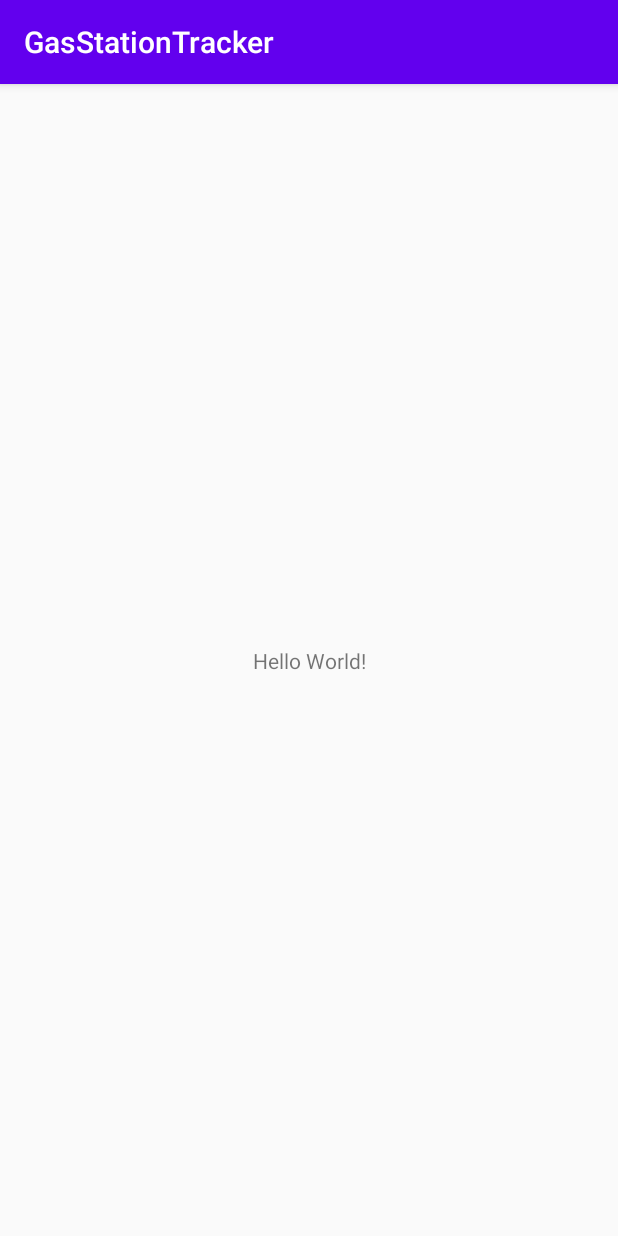
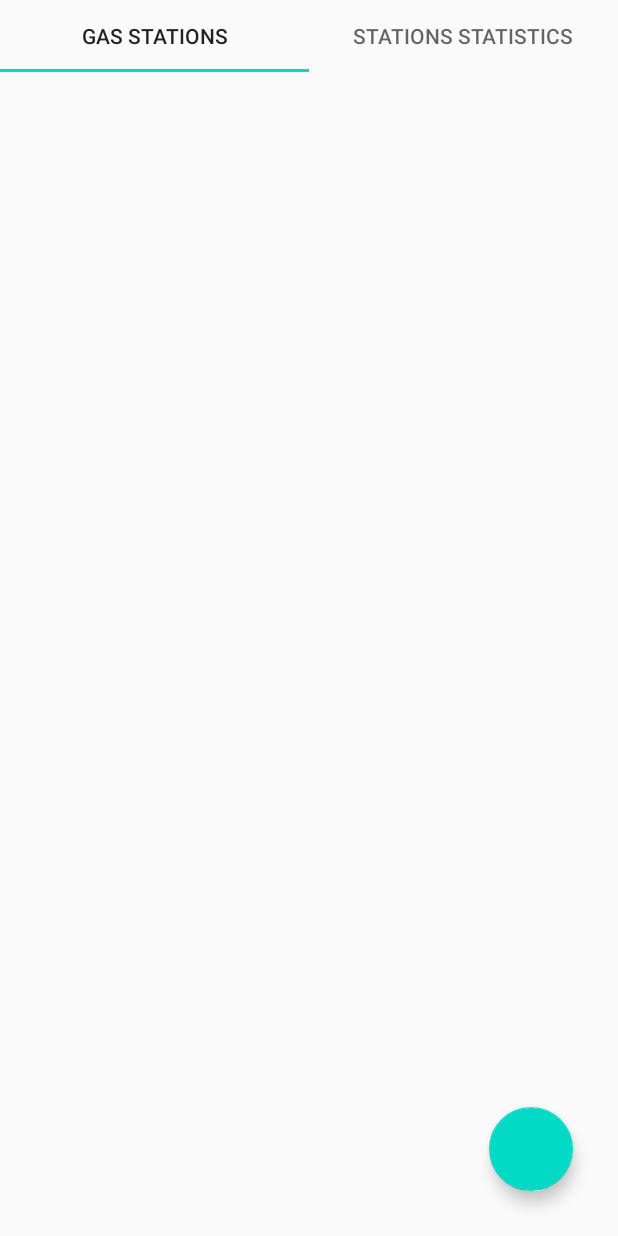
Before and after one commit to aengussong/GasStationTracker, an Android app: the screen it shows after launch (MainActivity), on a phone screen of 412 x 824 dp. Run offline under Robolectric (Android 15) with nearby library versions, the phone set to English and light mode, and no system bars.

Commit message:
add base ui

```diff
--- a/app/src/main/AndroidManifest.xml
+++ b/app/src/main/AndroidManifest.xml
@@ -9,7 +9,7 @@
         android:roundIcon="@mipmap/ic_launcher_round"
         android:supportsRtl="true"
         android:theme="@style/AppTheme">
-        <activity android:name=".MainActivity">
+        <activity android:name=".ui.main.MainActivity">
             <intent-filter>
                 <action android:name="android.intent.action.MAIN" />
 
--- a/app/src/main/java/com/aengussong/gasstationtracker/MainActivity.kt
+++ /dev/null
@@ -1,11 +0,0 @@
-package com.aengussong.gasstationtracker
-
-import androidx.appcompat.app.AppCompatActivity
-import android.os.Bundle
-
-class MainActivity : AppCompatActivity() {
-    override fun onCreate(savedInstanceState: Bundle?) {
-        super.onCreate(savedInstanceState)
-        setContentView(R.layout.activity_main)
-    }
-}
--- /dev/null
+++ b/app/src/main/java/com/aengussong/gasstationtracker/ui/main/MainActivity.kt
@@ -0,0 +1,25 @@
+package com.aengussong.gasstationtracker.ui.main
+
+import android.os.Bundle
+import androidx.fragment.app.FragmentActivity
+import com.aengussong.gasstationtracker.R
+import com.aengussong.gasstationtracker.ui.main.adapter.MainAdapter
+import com.google.android.material.tabs.TabLayoutMediator
+import kotlinx.android.synthetic.main.activity_main.*
+
+class MainActivity : FragmentActivity() {
+    override fun onCreate(savedInstanceState: Bundle?) {
+        super.onCreate(savedInstanceState)
+        setContentView(R.layout.activity_main)
+
+        pager.adapter = MainAdapter(this)
+
+        TabLayoutMediator(tab_layout, pager) { tab, position ->
+            when (position) {
+                0 -> R.string.stations_list
+                1 -> R.string.stations_stats
+                else -> throw IllegalArgumentException()
+            }.also { tab.setText(it) }
+        }.attach()
+    }
+}
--- /dev/null
+++ b/app/src/main/java/com/aengussong/gasstationtracker/ui/main/StationsListFragment.kt
@@ -0,0 +1,8 @@
+package com.aengussong.gasstationtracker.ui.main
+
+import androidx.fragment.app.Fragment
+import com.aengussong.gasstationtracker.R
+
+class StationsListFragment : Fragment(R.layout.fragment_stations_list) {
+
+}
--- /dev/null
+++ b/app/src/main/java/com/aengussong/gasstationtracker/ui/main/adapter/MainAdapter.kt
@@ -0,0 +1,23 @@
+package com.aengussong.gasstationtracker.ui.main.adapter
+
+import androidx.fragment.app.Fragment
+import androidx.fragment.app.FragmentActivity
+import androidx.viewpager2.adapter.FragmentStateAdapter
+import com.aengussong.gasstationtracker.ui.main.StationsListFragment
+import com.aengussong.gasstationtracker.ui.main.StationsStatsFragment
+
+private const val TABS_COUNT = 2
+
+class MainAdapter(activity: FragmentActivity) : FragmentStateAdapter(activity) {
+
+    override fun getItemCount(): Int = TABS_COUNT
+
+    override fun createFragment(position: Int): Fragment {
+        return when (position) {
+            0 -> StationsListFragment()
+            1 -> StationsStatsFragment()
+            else -> throw IllegalArgumentException("${this::class.simpleName} supports only $TABS_COUNT tabs")
+        }
+    }
+
+}
--- /dev/null
+++ b/app/src/main/res/drawable/ic_add.xml
@@ -0,0 +1,10 @@
+<vector xmlns:android="http://schemas.android.com/apk/res/android"
+    android:width="24dp"
+    android:height="24dp"
+    android:tint="?attr/colorControlNormal"
+    android:viewportWidth="24"
+    android:viewportHeight="24">
+    <path
+        android:fillColor="@android:color/white"
+        android:pathData="M19,13h-6v6h-2v-6H5v-2h6V5h2v6h6v2z" />
+</vector>
--- a/app/src/main/res/layout/activity_main.xml
+++ b/app/src/main/res/layout/activity_main.xml
@@ -1,18 +1,22 @@
 <?xml version="1.0" encoding="utf-8"?>
-<androidx.constraintlayout.widget.ConstraintLayout xmlns:android="http://schemas.android.com/apk/res/android"
-    xmlns:app="http://schemas.android.com/apk/res-auto"
+<LinearLayout xmlns:android="http://schemas.android.com/apk/res/android"
     xmlns:tools="http://schemas.android.com/tools"
+    android:id="@+id/root_view"
     android:layout_width="match_parent"
     android:layout_height="match_parent"
-    tools:context=".MainActivity">
+    android:orientation="vertical"
+    tools:context=".ui.main.MainActivity">
 
-    <TextView
-        android:layout_width="wrap_content"
+    <com.google.android.material.tabs.TabLayout
+        android:id="@+id/tab_layout"
+        android:layout_width="match_parent"
         android:layout_height="wrap_content"
-        android:text="Hello World!"
-        app:layout_constraintBottom_toBottomOf="parent"
-        app:layout_constraintLeft_toLeftOf="parent"
-        app:layout_constraintRight_toRightOf="parent"
-        app:layout_constraintTop_toTopOf="parent" />
+        android:fitsSystemWindows="true" />
 
-</androidx.constraintlayout.widget.ConstraintLayout>
+
+    <androidx.viewpager2.widget.ViewPager2
+        android:id="@+id/pager"
+        android:layout_width="match_parent"
+        android:layout_height="match_parent" />
+
+</LinearLayout>
--- /dev/null
+++ b/app/src/main/res/layout/fragment_stations_list.xml
@@ -0,0 +1,27 @@
+<?xml version="1.0" encoding="utf-8"?>
+<androidx.constraintlayout.widget.ConstraintLayout xmlns:android="http://schemas.android.com/apk/res/android"
+    xmlns:app="http://schemas.android.com/apk/res-auto"
+    android:layout_width="match_parent"
+    android:layout_height="match_parent">
+
+    <androidx.recyclerview.widget.RecyclerView
+        android:id="@+id/stations_list"
+        android:layout_width="match_parent"
+        android:layout_height="match_parent"
+        android:clipToPadding="false"
+        android:paddingBottom="50dp"
+        app:layout_constraintBottom_toBottomOf="parent"
+        app:layout_constraintEnd_toEndOf="parent"
+        app:layout_constraintStart_toStartOf="parent"
+        app:layout_constraintTop_toTopOf="parent" />
+
+    <com.google.android.material.floatingactionbutton.FloatingActionButton
+        android:id="@+id/fab"
+        android:layout_width="wrap_content"
+        android:layout_height="wrap_content"
+        android:layout_margin="30dp"
+        android:background="@drawable/ic_add"
+        app:layout_constraintBottom_toBottomOf="parent"
+        app:layout_constraintEnd_toEndOf="parent" />
+
+</androidx.constraintlayout.widget.ConstraintLayout>
--- /dev/null
+++ b/app/src/main/res/values-v19/styles.xml
@@ -0,0 +1,13 @@
+<?xml version="1.0" encoding="utf-8"?>
+<resources>
+
+    <style name="AppTheme" parent="Theme.AppCompat.Light.DarkActionBar">
+        <!-- Customize your theme here. -->
+        <item name="colorPrimary">@color/colorPrimary</item>
+        <item name="colorPrimaryDark">@color/colorPrimaryDark</item>
+        <item name="colorAccent">@color/colorAccent</item>
+
+        <item name="android:windowTranslucentStatus">true</item>
+        <item name="android:windowTranslucentNavigation">true</item>
+    </style>
+</resources>
--- a/app/src/main/res/values/strings.xml
+++ b/app/src/main/res/values/strings.xml
@@ -1,3 +1,6 @@
 <resources>
     <string name="app_name">GasStationTracker</string>
+
+    <string name="stations_list">Gas Stations</string>
+    <string name="stations_stats">Stations Statistics</string>
 </resources>
```
Also changed, not shown: app/build.gradle (+6 -4 lines), app/src/main/java/com/aengussong/gasstationtracker/ui/main/StationsStatsFragment.kt (added, +7 -0 lines), app/src/main/res/layout/fragment_stations_stats.xml (added, +16 -0 lines).
